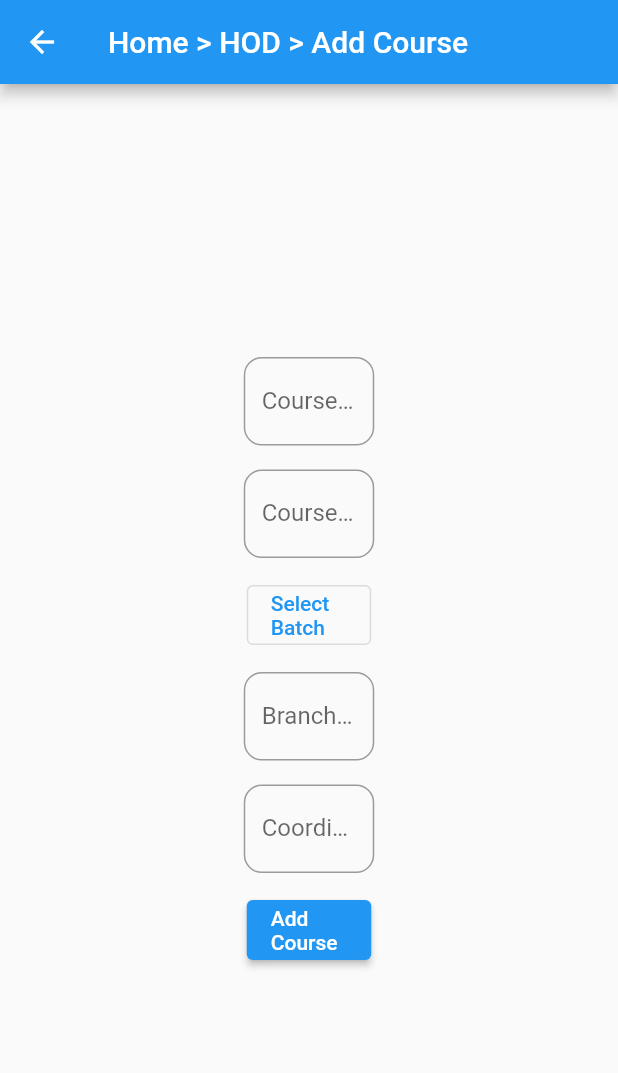
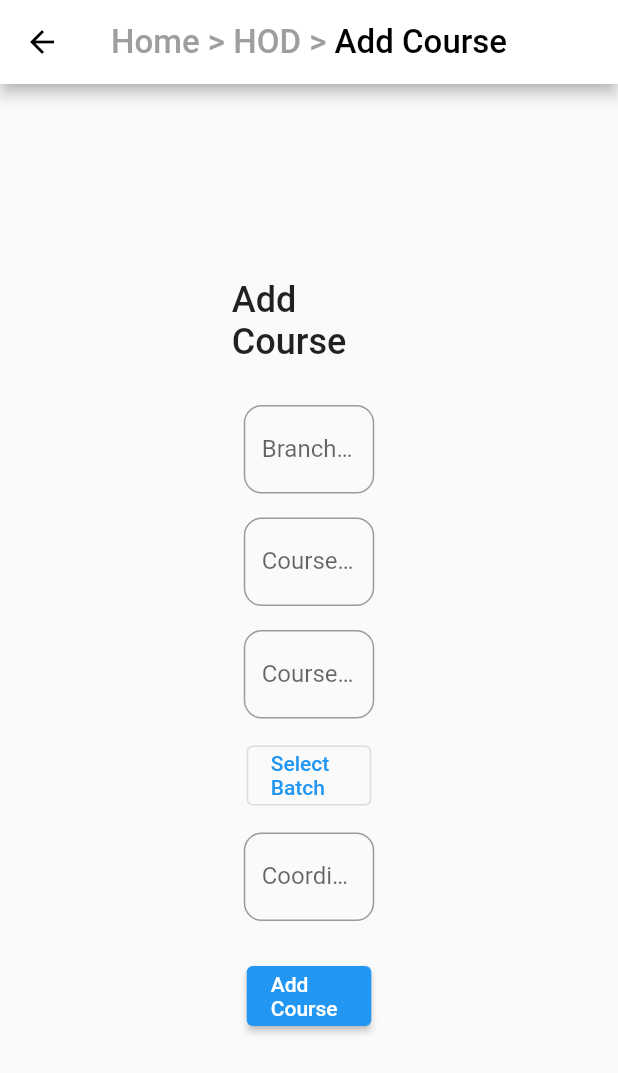
Before and after one commit to sampathbalivada/co-platform-flutter, a Flutter app: the AddCoursePage screen opened by its route, on a phone screen of 412 x 824 dp. Shown: the top 1073 px of the screen. Run offline on Flutter 3.47's test engine with Material 2 defaults, Android fonts, the phone set to English and light mode, and no system bars; our stand-ins replace file_picker, supabase; accounts and stored records are empty.

Commit message:
Ui changes for add course add faculty

```diff
--- a/lib/pages/add_course.dart
+++ b/lib/pages/add_course.dart
@@ -1,3 +1,4 @@
+import 'package:co_attainment_platform/widgets/appbar.dart';
 import 'package:flutter/material.dart';
 
 class AddCoursePage extends StatefulWidget {
@@ -48,15 +49,25 @@ class _AddCoursePageState extends State<AddCoursePage> {
   @override
   Widget build(BuildContext context) {
     return Scaffold(
-      appBar: AppBar(
-        title: Text('Home > HOD > Add Course'),
-      ),
+      appBar: buildCustomAppBar('Home > HOD > Add Course'),
       body: Center(
         child: Container(
           width: MediaQuery.of(context).size.width * 0.25,
           child: Column(
             mainAxisSize: MainAxisSize.min,
             children: [
+              Text(
+                "Add Course",
+                style: TextStyle(
+                  fontSize: 24,
+                  fontWeight: FontWeight.w500,
+                ),
+              ),
+              SizedBox(
+                height: 20,
+              ),
+              buildCustomTextField(
+                  branchCode, TextInputType.emailAddress, "Branch Code"),
               buildCustomTextField(
                   courseCode, TextInputType.text, "Course Code"),
               buildCustomTextField(
@@ -97,10 +108,11 @@ class _AddCoursePageState extends State<AddCoursePage> {
                   ),
                 ),
               ),
-              buildCustomTextField(
-                  branchCode, TextInputType.emailAddress, "Branch Code"),
               buildCustomTextField(coordinatorEmail, TextInputType.emailAddress,
                   "Coordinator Email"),
+              SizedBox(
+                height: 12,
+              ),
               Container(
                 height: 60,
                 padding: EdgeInsets.all(10),
```
Also changed, not shown: lib/pages/add_faculty_to_course.dart (+17 -5 lines).
